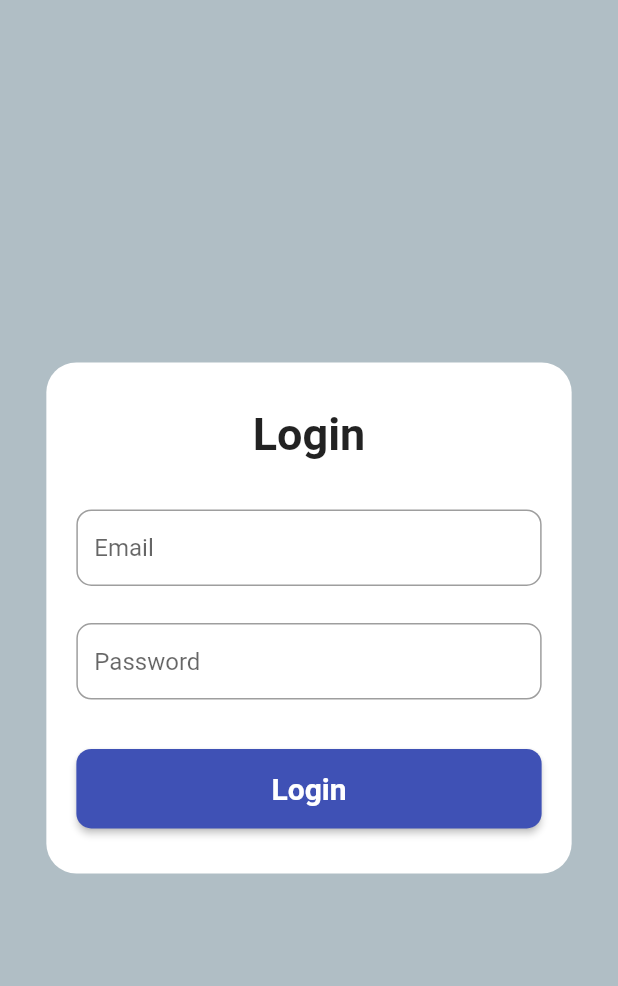
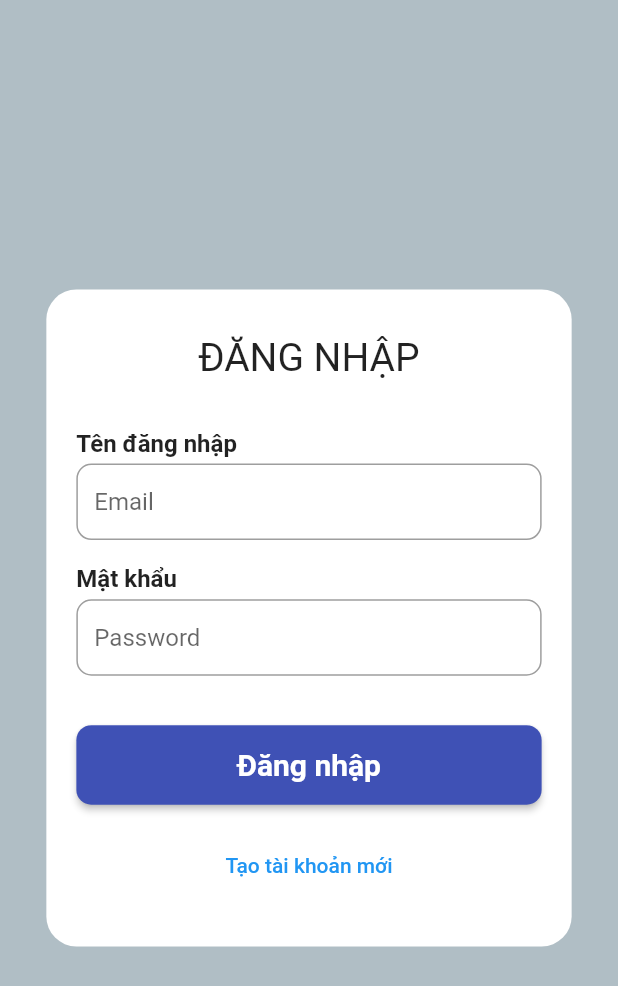
Before and after one commit to jonnychinhtran/BSOC, a Flutter app: the screen it shows after launch, on a phone screen of 412 x 824 dp. Shown: the top 986 px of the screen. Run offline on Flutter 3.47's test engine with Material 2 defaults, Android fonts, the phone set to English and light mode, and no system bars.

Commit message:
fix login page

```diff
--- a/bsoc_book/lib/view/login_page.dart
+++ b/bsoc_book/lib/view/login_page.dart
@@ -1,3 +1,4 @@
+import 'package:bsoc_book/view/register.dart';
 import 'package:flutter/material.dart';
 
 class LoginPage extends StatefulWidget {
@@ -33,14 +34,28 @@ class _LoginPageState extends State<LoginPage> {
                 children: <Widget>[
                   const Center(
                     child: Text(
-                      "Login",
+                      "ĐĂNG NHẬP",
                       style: TextStyle(
-                        fontSize: 30,
-                        fontWeight: FontWeight.bold,
+                        fontSize: 26,
+                        fontWeight: FontWeight.normal,
                       ),
                     ),
                   ),
                   SizedBox(height: size.height * 0.04),
+                  const Align(
+                    alignment: Alignment.centerLeft,
+                    child: Padding(
+                      padding: EdgeInsets.only(left: 0, bottom: 4),
+                      child: Text(
+                        'Tên đăng nhập',
+                        textAlign: TextAlign.left,
+                        style: TextStyle(
+                          fontSize: 16,
+                          fontWeight: FontWeight.bold,
+                        ),
+                      ),
+                    ),
+                  ),
                   TextFormField(
                     decoration: InputDecoration(
                         hintText: "Email",
@@ -49,7 +64,21 @@ class _LoginPageState extends State<LoginPage> {
                           borderRadius: BorderRadius.circular(10),
                         )),
                   ),
-                  SizedBox(height: size.height * 0.03),
+                  SizedBox(height: size.height * 0.02),
+                  const Align(
+                    alignment: Alignment.centerLeft,
+                    child: Padding(
+                      padding: EdgeInsets.only(left: 0, bottom: 4),
+                      child: Text(
+                        'Mật khẩu',
+                        textAlign: TextAlign.left,
+                        style: TextStyle(
+                          fontSize: 16,
+                          fontWeight: FontWeight.bold,
+                        ),
+                      ),
+                    ),
+                  ),
                   TextFormField(
                     obscureText: true,
                     decoration: InputDecoration(
@@ -73,7 +102,7 @@ class _LoginPageState extends State<LoginPage> {
                               padding: const EdgeInsets.symmetric(
                                   horizontal: 40, vertical: 15)),
                           child: const Text(
-                            "Login",
+                            "Đăng nhập",
                             style: TextStyle(
                               fontSize: 20,
                               fontWeight: FontWeight.bold,
@@ -83,6 +112,21 @@ class _LoginPageState extends State<LoginPage> {
                       ),
                     ],
                   ),
+                  SizedBox(height: size.height * 0.02),
+                  Row(
+                    mainAxisAlignment: MainAxisAlignment.center,
+                    children: [
+                      TextButton(
+                        onPressed: () {
+                          Navigator.pushReplacement(
+                              context,
+                              MaterialPageRoute(
+                                  builder: (context) => const RegisterPage()));
+                        },
+                        child: const Text("Tạo tài khoản mới"),
+                      ),
+                    ],
+                  )
                 ],
               ),
             ),
--- a/bsoc_book/lib/view/register.dart
+++ b/bsoc_book/lib/view/register.dart
@@ -0,0 +1,10 @@
+import 'package:flutter/material.dart';
+
+class RegisterPage extends StatelessWidget {
+  const RegisterPage({super.key});
+
+  @override
+  Widget build(BuildContext context) {
+    return Container();
+  }
+}
```
